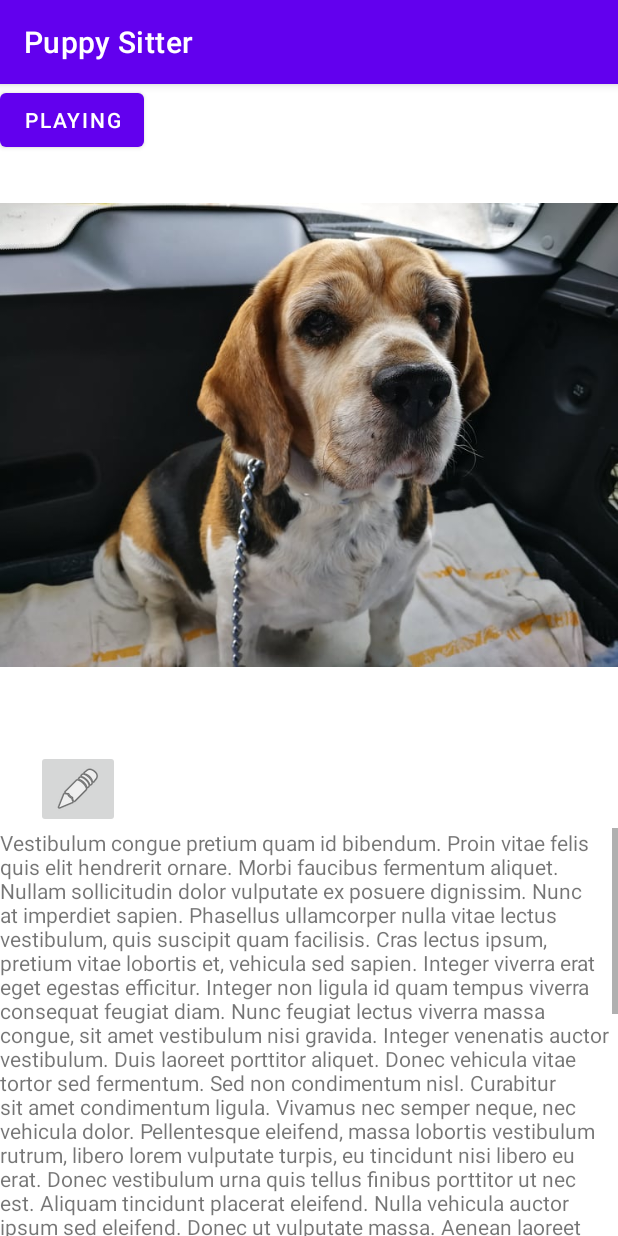
After one commit to sommys/puppy-sitter, an Android app: the ProfileActivity screen opened directly, with no data from a screen before it, on a phone screen of 412 x 824 dp. The commit adds this screen. Run offline under Robolectric (Android 15) with nearby library versions, the phone set to English and light mode, and no system bars.

Commit message:
Improved login and register fragments Added Matcher and EditProfile activities Added Profile activity with 2 different fragments for the 2 different user types Added model classes (User, Dog, Sitter)

```diff
--- a/app/src/main/AndroidManifest.xml
+++ b/app/src/main/AndroidManifest.xml
@@ -9,6 +9,9 @@
         android:roundIcon="@mipmap/ic_launcher_round"
         android:supportsRtl="true"
         android:theme="@style/Theme.PuppySitter">
+        <activity android:name=".EditProfileActivity"></activity>
+        <activity android:name=".MatcherActivity" />
+        <activity android:name=".ProfileActivity" />
         <activity android:name=".StartActivity">
             <intent-filter>
                 <action android:name="android.intent.action.MAIN" />
--- /dev/null
+++ b/app/src/main/java/hu/bme/aut/android/puppysitter/ProfileActivity.kt
@@ -0,0 +1,38 @@
+package hu.bme.aut.android.puppysitter
+
+import android.content.Intent
+import android.graphics.Bitmap
+import android.graphics.BitmapFactory
+import androidx.appcompat.app.AppCompatActivity
+import android.os.Bundle
+import hu.bme.aut.android.puppysitter.databinding.ActivityProfileDogBinding
+import hu.bme.aut.android.puppysitter.databinding.ActivityProfileSitterBinding
+import java.io.InputStream
+
+class ProfileActivity : AppCompatActivity() {
+    private lateinit var bindingDog: ActivityProfileDogBinding
+    private lateinit var bindingSitter: ActivityProfileSitterBinding
+    override fun onCreate(savedInstanceState: Bundle?) {
+        super.onCreate(savedInstanceState)
+        if(intent.extras?.get("USER_TYPE") == "SITTER"){
+            bindingSitter = ActivityProfileSitterBinding.inflate(layoutInflater)
+            setContentView(bindingSitter.root)
+            val imageStream: InputStream = resources.openRawResource(R.raw.szemcso1)
+            val bitmap: Bitmap = BitmapFactory.decodeStream(imageStream)
+            bindingSitter.ivProfilePicture.setImageBitmap(bitmap)
+        } else {
+            bindingDog = ActivityProfileDogBinding.inflate(layoutInflater)
+            setContentView(bindingDog.root)
+            val imageStream: InputStream = resources.openRawResource(R.raw.szemcso2)
+            val bitmap: Bitmap = BitmapFactory.decodeStream(imageStream)
+            bindingDog.ivProfilePicture.setImageBitmap(bitmap)
+        }
+    }
+
+    override fun onBackPressed() {
+        //TODO: logout
+        val intent = Intent(this, StartActivity::class.java)
+        intent.addFlags(Intent.FLAG_ACTIVITY_CLEAR_TOP)
+        startActivity(intent)
+    }
+}
--- /dev/null
+++ b/app/src/main/res/layout/activity_profile_dog.xml
@@ -0,0 +1,56 @@
+<?xml version="1.0" encoding="utf-8"?>
+<androidx.constraintlayout.widget.ConstraintLayout xmlns:android="http://schemas.android.com/apk/res/android"
+    xmlns:app="http://schemas.android.com/apk/res-auto"
+    xmlns:tools="http://schemas.android.com/tools"
+    android:layout_width="match_parent"
+    android:layout_height="match_parent"
+    tools:context=".ProfileActivity">
+    <androidx.constraintlayout.widget.ConstraintLayout
+        android:id="@+id/topLayout"
+        android:layout_height="wrap_content"
+        android:layout_width="match_parent"
+        app:layout_constraintStart_toStartOf="parent"
+        app:layout_constraintTop_toTopOf="parent">
+        <Button
+            android:id="@+id/btnMatch"
+            android:layout_width="wrap_content"
+            android:layout_height="wrap_content"
+            android:text="@string/btnMatchPlay"
+            app:layout_constraintStart_toStartOf="parent"
+            app:layout_constraintTop_toTopOf="parent" />
+        <ImageView
+            android:id="@+id/ivProfilePicture"
+            android:layout_width="wrap_content"
+            android:layout_height="wrap_content"
+            android:maxHeight="300dp"
+            app:layout_constraintEnd_toEndOf="parent"
+            app:layout_constraintStart_toStartOf="parent"
+            app:layout_constraintTop_toBottomOf="@+id/btnMatch"/>
+        <ImageButton
+            android:id="@+id/btnEditProfile"
+            android:layout_width="wrap_content"
+            android:layout_height="wrap_content"
+            android:layout_marginStart="24dp"
+            android:layout_marginTop="24dp"
+            app:layout_constraintStart_toStartOf="parent"
+            app:layout_constraintTop_toBottomOf="@+id/ivProfilePicture"
+            app:srcCompat="@android:drawable/ic_menu_edit" />
+    </androidx.constraintlayout.widget.ConstraintLayout>
+    <ScrollView
+        android:layout_width="match_parent"
+        android:layout_height="0dp"
+        app:layout_constraintBottom_toBottomOf="parent"
+        app:layout_constraintEnd_toEndOf="parent"
+        app:layout_constraintStart_toStartOf="parent"
+        app:layout_constraintTop_toBottomOf="@+id/topLayout">
+        <LinearLayout
+            android:layout_width="match_parent"
+            android:layout_height="match_parent">
+            <TextView
+                android:id="@+id/tvName"
+                android:layout_width="match_parent"
+                android:layout_height="wrap_content"
+                android:text="@string/sampleBio"/>
+        </LinearLayout>
+    </ScrollView>
+</androidx.constraintlayout.widget.ConstraintLayout>
--- a/app/src/main/res/values/strings.xml
+++ b/app/src/main/res/values/strings.xml
@@ -1,6 +1,5 @@
 <resources>
     <string name="app_name">Puppy Sitter</string>
-    <string name="hello_blank_fragment">Hello blank fragment</string>
     <string name="logo">appLogo</string>
     <string name="userNameHint">Username...</string>
     <string name="passwordHint">Password...</string>
@@ -8,4 +7,17 @@
     <string name="emailHint">E-Mail...</string>
     <string name="btnSignUp">SIGN UP</string>
     <string name="btnSignUpAndLogIn"><![CDATA[SIGN UP & LOGIN]]></string>
+    <string name="btnMatchSit">SITTING</string>
+    <string name="btnMatchPlay">PLAYING</string>
+    <string name="sampleBio">Vestibulum congue pretium quam id bibendum. Proin vitae felis quis elit hendrerit ornare. Morbi faucibus fermentum aliquet. Nullam sollicitudin dolor vulputate ex posuere dignissim. Nunc at imperdiet sapien. Phasellus ullamcorper nulla vitae lectus vestibulum, quis suscipit quam facilisis. Cras lectus ipsum, pretium vitae lobortis et, vehicula sed sapien. Integer viverra erat eget egestas efficitur. Integer non ligula id quam tempus viverra consequat feugiat diam. Nunc feugiat lectus viverra massa congue, sit amet vestibulum nisi gravida. Integer venenatis auctor vestibulum. Duis laoreet porttitor aliquet.
+
+Donec vehicula vitae tortor sed fermentum. Sed non condimentum nisl. Curabitur sit amet condimentum ligula. Vivamus nec semper neque, nec vehicula dolor. Pellentesque eleifend, massa lobortis vestibulum rutrum, libero lorem vulputate turpis, eu tincidunt nisi libero eu erat. Donec vestibulum urna quis tellus finibus porttitor ut nec est. Aliquam tincidunt placerat eleifend. Nulla vehicula auctor ipsum sed eleifend. Donec ut vulputate massa. Aenean laoreet ultricies velit. Etiam placerat velit ac tortor gravida, ac tincidunt ante dapibus. Class aptent taciti sociosqu ad litora torquent per conubia nostra, per inceptos himenaeos. Vestibulum in eros vestibulum, placerat ex quis, aliquam mauris.
+
+Aliquam in imperdiet ipsum, vitae posuere ligula. Etiam et metus aliquam, vehicula turpis ut, vestibulum massa. Duis imperdiet quis ligula eget accumsan. Pellentesque sodales nulla ut erat placerat, nec maximus risus feugiat. Sed volutpat justo id leo aliquet, non varius sapien varius. Vestibulum viverra accumsan sagittis. Sed sollicitudin elit non lectus scelerisque, ac dignissim sapien suscipit.
+
+Etiam at arcu ac nunc bibendum convallis. Mauris quis congue libero, ut ultricies sapien. In eget consequat est. Lorem ipsum dolor sit amet, consectetur adipiscing elit. Mauris eget euismod sapien, eget pretium dui. Suspendisse gravida scelerisque tellus sed dapibus. Fusce blandit nulla dui, in lacinia libero mollis sed. Maecenas placerat pretium mi vel viverra. Mauris eget arcu erat. Proin ac bibendum enim. Ut ultricies tortor in nunc porttitor viverra. Maecenas tincidunt neque sit amet turpis scelerisque sollicitudin. Curabitur ornare eleifend dui, vitae malesuada risus elementum non.</string>
+    <string-array name="usertype_array">
+        <item>Dog</item>
+        <item>Sitter</item>
+    </string-array>
 </resources>
```
Also changed, not shown: app/src/main/java/hu/bme/aut/android/puppysitter/EditProfileActivity.kt (added, +11 -0 lines), app/src/main/java/hu/bme/aut/android/puppysitter/MatcherActivity.kt (added, +11 -0 lines), app/src/main/java/hu/bme/aut/android/puppysitter/StartActivity.kt (+13 -0 lines), app/src/main/java/hu/bme/aut/android/puppysitter/model/Dog.kt (added, +7 -0 lines), app/src/main/java/hu/bme/aut/android/puppysitter/model/Sitter.kt (added, +8 -0 lines), app/src/main/java/hu/bme/aut/android/puppysitter/model/User.kt (added, +14 -0 lines), app/src/main/java/hu/bme/aut/android/puppysitter/ui/LoginFragment.kt (+15 -4 lines), app/src/main/java/hu/bme/aut/android/puppysitter/ui/RegisterFragment.kt (+33 -3 lines), app/src/main/res/layout/activity_edit_profile.xml (added, +9 -0 lines), app/src/main/res/layout/activity_matcher.xml (added, +9 -0 lines), app/src/main/res/layout/activity_profile_sitter.xml (added, +60 -0 lines), app/src/main/res/layout/fragment_register.xml (+10 -1 lines), app/src/main/res/raw/app_logo.jpg (added), app/src/main/res/raw/nyonya.jpg (added), 2 more files.
